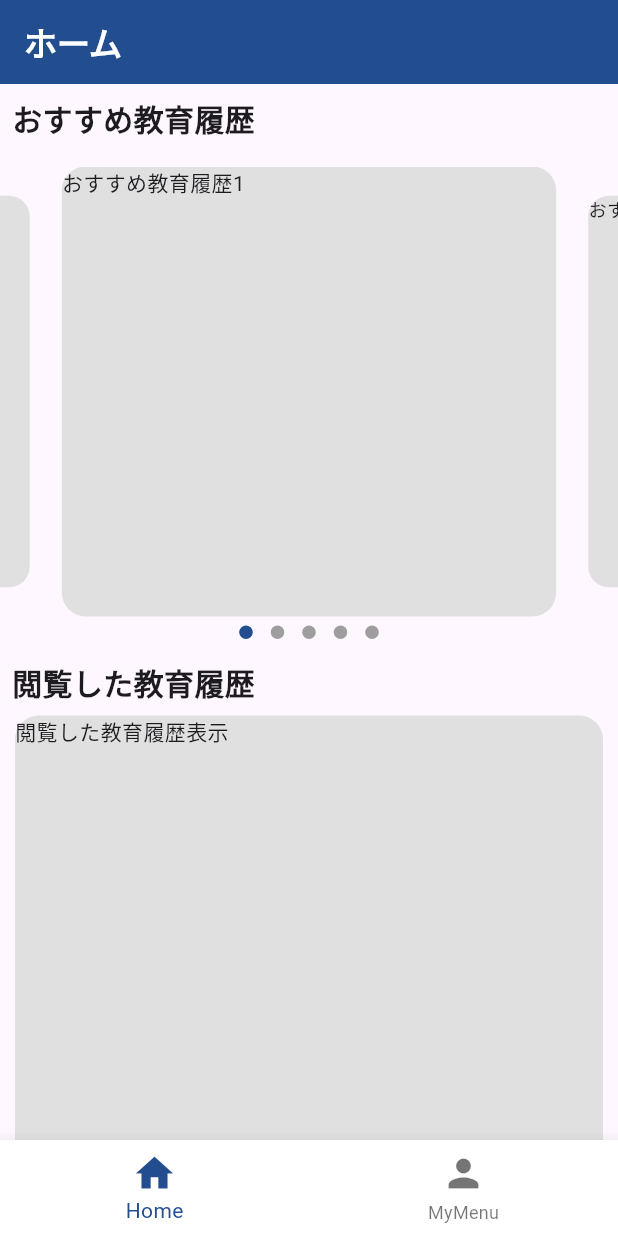
After one commit to ziburi-hiro/new_plusch, a Flutter app: the TabBarPage screen opened by its route, on a phone screen of 412 x 824 dp. The commit adds this screen. Run offline on Flutter 3.47's test engine with Material 3 defaults, Android fonts, the phone set to English and light mode, and no system bars; drawn by our look-alikes of carousel_slider, dots_indicator; our stand-ins replace cloud_firestore, firebase_auth, firebase_core, flutter_screenutil, google_fonts, lottie; accounts and stored records are empty.

Commit message:
make homepage UI

```diff
--- /dev/null
+++ b/lib/Components/TabBar.dart
@@ -0,0 +1,56 @@
+import 'package:flutter/material.dart';
+import 'package:plusch/Constants/colors.dart';
+import 'package:plusch/Screen/home_page.dart';
+import 'package:plusch/Screen/mypage.dart';
+
+class TabBarPage extends StatefulWidget {
+  const TabBarPage({super.key});
+
+  @override
+  State<TabBarPage> createState() => _TabBarPageState();
+}
+
+class _TabBarPageState extends State<TabBarPage> {
+  int selectedIndex = 0;
+  List<Widget> pageList = [
+    const HomePage(),
+    const MyPage(),
+  ];
+
+  void onTap(int index){
+    setState(() {
+      selectedIndex = index;
+    });
+  }
+
+  @override
+  Widget build(BuildContext context) {
+    return Scaffold(
+      body: pageList[selectedIndex],
+      bottomNavigationBar: Theme(
+        data: Theme.of(context).copyWith(
+          splashColor: mainColor,
+          highlightColor: Colors.white,
+        ),
+        child: BottomNavigationBar(
+          currentIndex: selectedIndex,
+          onTap: onTap,
+          items: const <BottomNavigationBarItem>[
+            BottomNavigationBarItem(
+              icon: Icon(Icons.home),
+              label: 'Home',
+            ),
+            BottomNavigationBarItem(
+              icon: Icon(Icons.person),
+              label: 'MyMenu'
+            )
+          ],
+          iconSize: 30,
+          elevation: 10,
+          backgroundColor: Colors.white,
+          selectedItemColor: mainColor,
+        ),
+      ),
+    );
+  }
+}
--- a/lib/Constants/colors.dart
+++ b/lib/Constants/colors.dart
@@ -2,3 +2,4 @@ import 'dart:ui';
 
 const buttonColor = Color(0xff224e8f);
 const appbarColor = Color(0xff224e8f);
+const mainColor = Color(0xff224e8f);
--- /dev/null
+++ b/lib/Screen/home_page.dart
@@ -0,0 +1,118 @@
+import 'package:carousel_slider/carousel_slider.dart';
+import 'package:dots_indicator/dots_indicator.dart';
+import 'package:flutter/material.dart';
+import 'package:flutter_screenutil/flutter_screenutil.dart';
+import 'package:plusch/Constants/colors.dart';
+
+class HomePage extends StatefulWidget {
+  const HomePage({super.key});
+
+  @override
+  State<HomePage> createState() => _HomePageState();
+}
+
+class _HomePageState extends State<HomePage> {
+  int currentSlider = 0;
+
+  final cards = List.generate(5, (index) => Container(
+    height: 300,
+    width: 400,
+    decoration: BoxDecoration(
+      borderRadius: BorderRadius.circular(16),
+      color: Colors.grey.shade300,
+    ),
+    child: Text('おすすめ教育履歴${index+1}'),
+  ));
+
+  @override
+  Widget build(BuildContext context) {
+    var screenSize = MediaQuery.of(context).size;
+
+    return WillPopScope(
+      onWillPop: () async => false,
+      child: Scaffold(
+        appBar: AppBar(
+          title: const Text('ホーム',style: TextStyle(
+            color: Colors.white,
+            fontWeight: FontWeight.bold,
+          ),),
+          automaticallyImplyLeading: false,
+          backgroundColor: appbarColor,
+        ),
+        body: SingleChildScrollView(
+          child: ScreenUtilInit(
+            designSize: const Size(393, 852),
+            child: Column(
+              children: [
+
+                const Padding(
+                  padding: EdgeInsets.all(8.0),
+                  child: Align(
+                    alignment: Alignment.centerLeft,
+                    child: Text('おすすめ教育履歴',style: TextStyle(
+                      fontWeight: FontWeight.bold,
+                      fontSize: 20,
+                    ),),
+                  ),
+                ),
+
+                Padding(
+                  padding: const EdgeInsets.only(top: 10.0),
+                  child: CarouselSlider(
+                    options: CarouselOptions(
+                      height: 300,
+                      autoPlay: true,
+                      viewportFraction: 0.8,
+                      enlargeCenterPage: true,
+                      onPageChanged: (index, reason){
+                        setState(() {
+                          currentSlider = index;
+                        });
+                      }
+                    ),
+                    items: cards
+                  ),
+                ),
+                DotsIndicator(
+                  dotsCount: cards.length,
+                  position: currentSlider,
+                  decorator: const DotsDecorator(
+                    activeColor: mainColor,
+                  ),
+                ),
+
+                const Padding(
+                  padding: EdgeInsets.all(8.0),
+                  child: Align(
+                    alignment: Alignment.centerLeft,
+                    child: Text('閲覧した教育履歴',style: TextStyle(
+                      fontWeight: FontWeight.bold,
+                      fontSize: 20,
+                    ),),
+                  ),
+                ),
+
+                ///閲覧した履歴がない場合は表示しない？
+                Padding(
+                  padding: const EdgeInsets.symmetric(horizontal: 10.0),
+                  child: Container(
+                    height: 300,
+                    width: 400,
+                    decoration: BoxDecoration(
+                      borderRadius: BorderRadius.circular(16),
+                      color: Colors.grey.shade300,
+                    ),
+                    child: Text('閲覧した教育履歴表示'),
+                  ),
+                ),
+
+                SizedBox(height: 20,),
+
+              ],
+            ),
+          ),
+        ),
+      ),
+    );
+  }
+}
--- a/lib/Screen/login_page.dart
+++ b/lib/Screen/login_page.dart
@@ -102,7 +102,7 @@ class _LoginPageState extends State<LoginPage> {
                       if(result is UserCredential){
                         var _result = await UserFireStore.getUser(result.user!.uid);
                         if(_result == true){
-                          print('ログイン成功');
+                          Navigator.pushNamed(context, '/TabBarPage');
                         }else{
                           // TODO エラーハンドリング実装
                         }
--- /dev/null
+++ b/lib/Screen/mypage.dart
@@ -0,0 +1,33 @@
+import 'package:flutter/material.dart';
+import 'package:plusch/Constants/colors.dart';
+import 'package:plusch/Models/account.dart';
+import 'package:plusch/utils/authentication.dart';
+
+class MyPage extends StatefulWidget {
+  const MyPage({super.key});
+
+  @override
+  State<MyPage> createState() => _MyPageState();
+}
+
+class _MyPageState extends State<MyPage> {
+  Account myAccount = Authentication.myAccount!;
+
+  @override
+  Widget build(BuildContext context) {
+    return WillPopScope(
+      onWillPop: () async => false,
+      child: Scaffold(
+        appBar: AppBar(
+          title: const Text('マイページ',style: TextStyle(
+            color: Colors.white,
+            fontWeight: FontWeight.bold,
+          ),),
+          automaticallyImplyLeading: false,
+          backgroundColor: appbarColor,
+        ),
+        body: Text(myAccount.name),
+      ),
+    );
+  }
+}
--- a/lib/Screen/welcome_page.dart
+++ b/lib/Screen/welcome_page.dart
@@ -146,7 +146,7 @@ class _WelcomePageState extends State<WelcomePage> {
                                 ),
                                 recognizer: TapGestureRecognizer()
                                   ..onTap = () {
-                                    //Navigator.pushNamed(context, '/TermsOfServicePage');
+                                    //Navigator.pushNamed(context, '/TabBarPage');
                                   }),
                               const TextSpan (
                                 text: 'に同意して次へお進みください',
--- a/lib/main.dart
+++ b/lib/main.dart
@@ -1,6 +1,7 @@
 import 'package:firebase_core/firebase_core.dart';
 import 'package:flutter/material.dart';
 import 'package:google_fonts/google_fonts.dart';
+import 'package:plusch/Components/TabBar.dart';
 import 'package:plusch/Screen/login_page.dart';
 import 'package:plusch/Screen/member_register_page.dart';
 import 'package:plusch/Screen/welcome_page.dart';
@@ -40,6 +41,9 @@ class MyApp extends StatelessWidget {
         '/WelcomePage': (BuildContext context) => const WelcomePage(),
         '/LoginPage': (BuildContext context) => const LoginPage(),
         '/MemberRegisterPage': (BuildContext context) => const MemberRegisterPage(),
+
+        ///TabBarのルート
+        '/TabBarPage': (BuildContext context) => const TabBarPage(),
       },
     );
   }
--- a/pubspec.yaml
+++ b/pubspec.yaml
@@ -41,6 +41,8 @@ dependencies:
   firebase_core: ^2.11.0
   firebase_auth: ^4.16.0
   cloud_firestore: ^4.14.0
+  carousel_slider: ^4.2.1
+  dots_indicator: ^3.0.0
 
 dev_dependencies:
   flutter_test:
```
Also changed, not shown: pubspec.lock.
